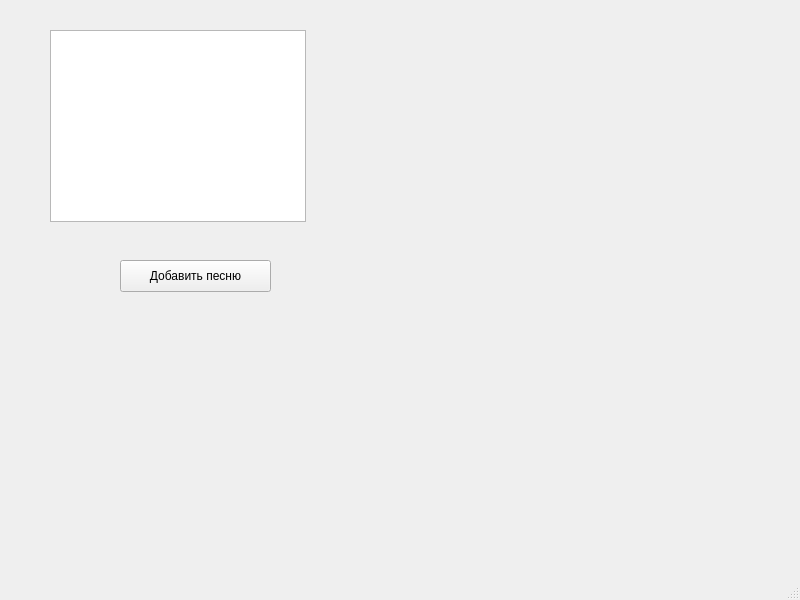
Before: the Qt Designer form QT_windows/main.ui in boyarivan06/AnotherOpera, drawn with Qt 5.
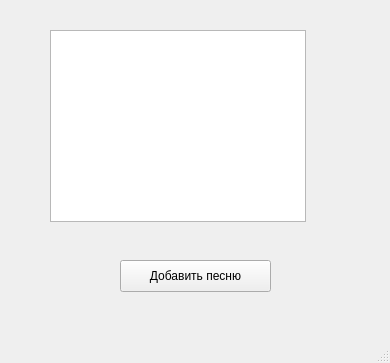
After: the same form once the commit is applied.

```diff
--- a/QT_windows/main.ui
+++ b/QT_windows/main.ui
@@ -6,8 +6,8 @@
    <rect>
     <x>0</x>
     <y>0</y>
-    <width>800</width>
-    <height>600</height>
+    <width>390</width>
+    <height>363</height>
    </rect>
   </property>
   <property name="windowTitle">
```
Left out of the diff: 2 changed lines with no effect on the pictures.
